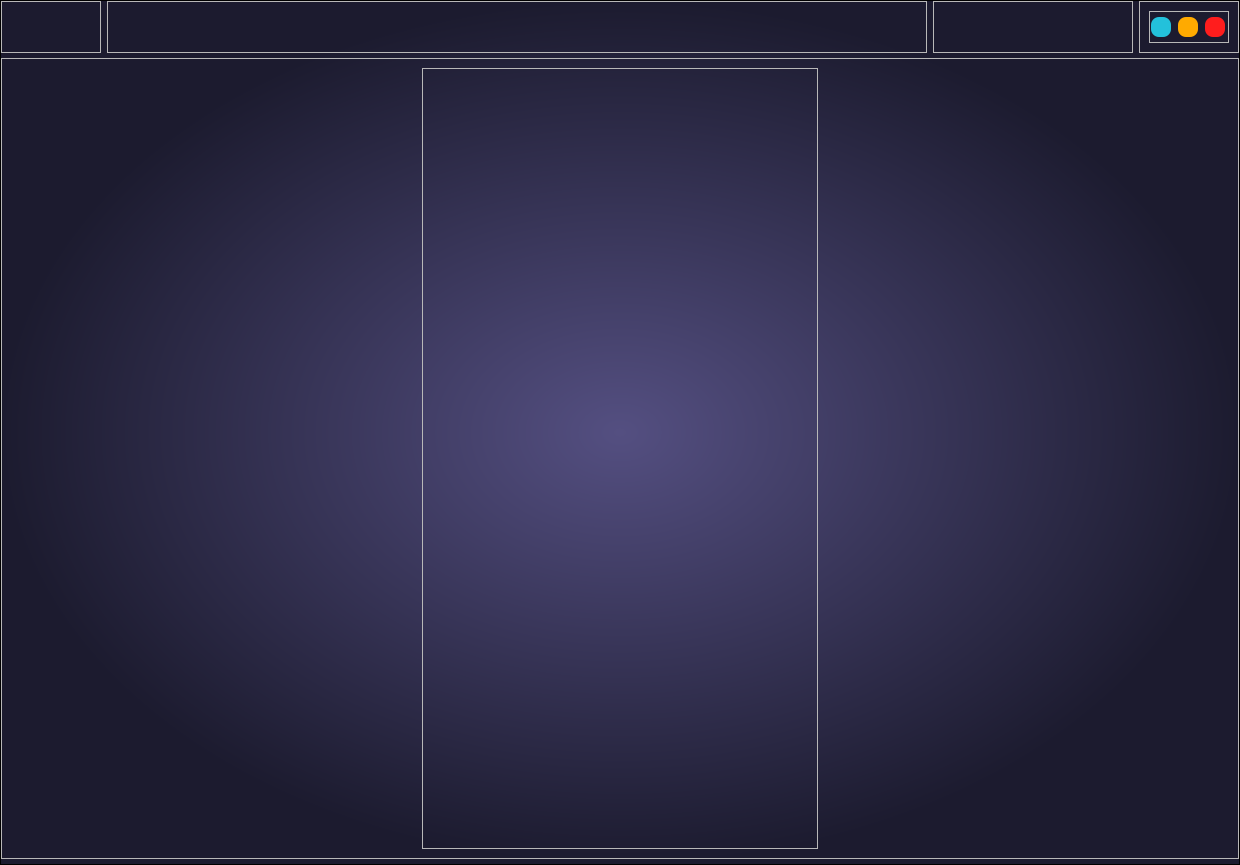
Before: the Qt Designer form AVA Files/icons/AVA.ui in Saaaaaad3/AVA, drawn with Qt 5.
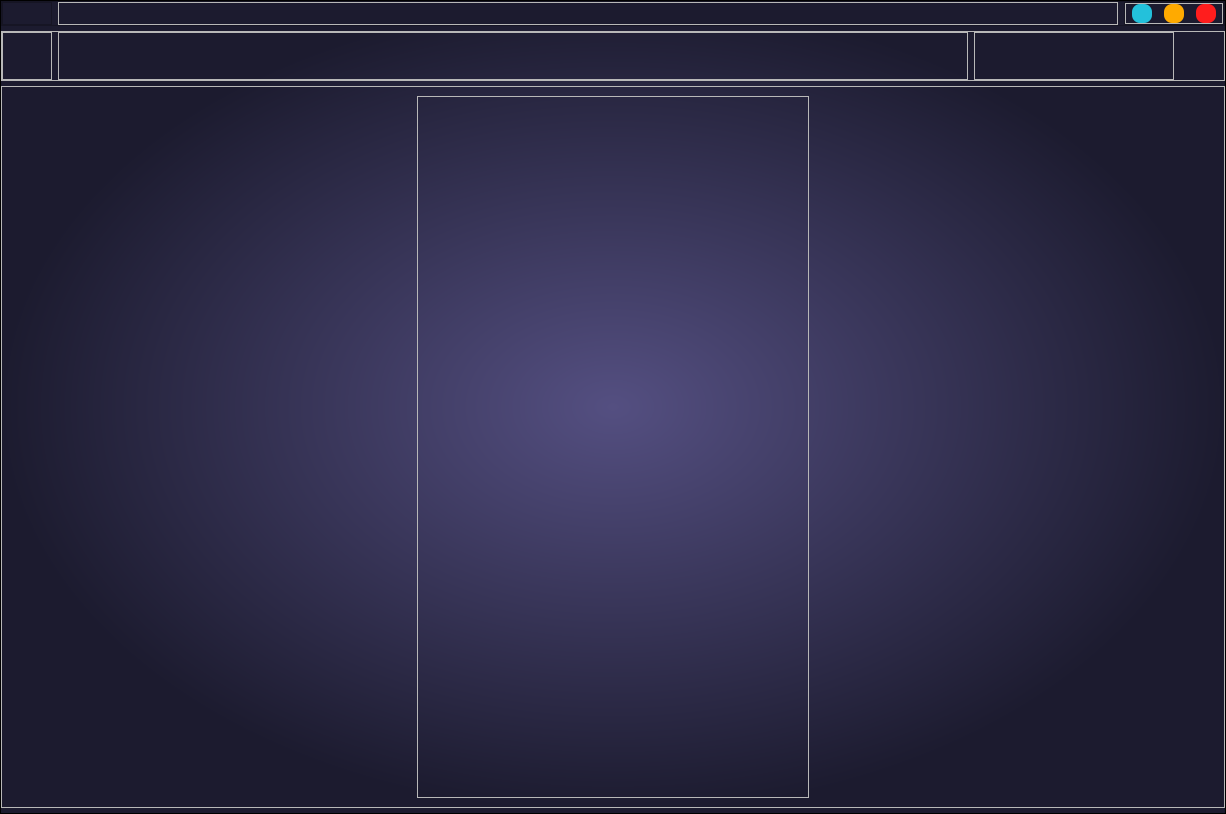
After: the same form once the commit is applied. The open tabs and pages were chosen to show the change. Icons and pictures are not drawn.

Commit message: -Added Title Bar Drag and Drop

```diff
--- a/AVA Files/icons/AVA.ui
+++ b/AVA Files/icons/AVA.ui
@@ -6,8 +6,8 @@
    <rect>
     <x>0</x>
     <y>0</y>
-    <width>1240</width>
-    <height>865</height>
+    <width>1226</width>
+    <height>814</height>
    </rect>
   </property>
   <property name="windowTitle">
@@ -57,12 +57,237 @@
        <property name="bottomMargin">
         <number>0</number>
        </property>
+       <item>
+        <widget class="QFrame" name="TitleBarFrame">
+         <property name="maximumSize">
+          <size>
+           <width>16777215</width>
+           <height>30</height>
+          </size>
+         </property>
+         <property name="styleSheet">
+          <string notr="true">background-color: rgba(28, 27, 47, 255);</string>
+         </property>
+         <property name="frameShape">
+          <enum>QFrame::StyledPanel</enum>
+         </property>
+         <property name="frameShadow">
+          <enum>QFrame::Raised</enum>
+         </property>
+         <layout class="QHBoxLayout" name="horizontalLayout_16">
+          <property name="leftMargin">
+           <number>0</number>
+          </property>
+          <property name="topMargin">
+           <number>0</number>
+          </property>
+          <property name="rightMargin">
+           <number>0</number>
+          </property>
+          <property name="bottomMargin">
+           <number>0</number>
+          </property>
+          <item>
+           <widget class="QFrame" name="frame_9">
+            <property name="maximumSize">
+             <size>
+              <width>50</width>
+              <height>16777215</height>
+             </size>
+            </property>
+            <property name="frameShape">
+             <enum>QFrame::StyledPanel</enum>
+            </property>
+            <property name="frameShadow">
+             <enum>QFrame::Raised</enum>
+            </property>
+           </widget>
+          </item>
+          <item>
+           <widget class="QFrame" name="TitleBar_Frame">
+            <property name="cursor">
+             <cursorShape>OpenHandCursor</cursorShape>
+            </property>
+            <property name="styleSheet">
+             <string notr="true">background-color : none;</string>
+            </property>
+            <property name="frameShape">
+             <enum>QFrame::StyledPanel</enum>
+            </property>
+            <property name="frameShadow">
+             <enum>QFrame::Raised</enum>
+            </property>
+           </widget>
+          </item>
+          <item>
+           <widget class="QFrame" name="Close_min">
+            <property name="maximumSize">
+             <size>
+              <width>100</width>
+              <height>16777215</height>
+             </size>
+            </property>
+            <property name="frameShape">
+             <enum>QFrame::StyledPanel</enum>
+            </property>
+            <property name="frameShadow">
+             <enum>QFrame::Raised</enum>
+            </property>
+            <layout class="QHBoxLayout" name="horizontalLayout_2">
+             <property name="spacing">
+              <number>0</number>
+             </property>
+             <property name="leftMargin">
+              <number>0</number>
+             </property>
+             <property name="topMargin">
+              <number>0</number>
+             </property>
+             <property name="rightMargin">
+              <number>0</number>
+             </property>
+             <property name="bottomMargin">
+              <number>0</number>
+             </property>
+             <item>
+              <widget class="QFrame" name="frame_btns">
+               <property name="minimumSize">
+                <size>
+                 <width>70</width>
+                 <height>0</height>
+                </size>
+               </property>
+               <property name="maximumSize">
+                <size>
+                 <width>100</width>
+                 <height>16777215</height>
+                </size>
+               </property>
+               <property name="styleSheet">
+                <string notr="true">background-color : none;</string>
+               </property>
+               <property name="frameShape">
+                <enum>QFrame::StyledPanel</enum>
+               </property>
+               <property name="frameShadow">
+                <enum>QFrame::Raised</enum>
+               </property>
+               <layout class="QHBoxLayout" name="horizontalLayout_3">
+                <property name="leftMargin">
+                 <number>0</number>
+                </property>
+                <property name="topMargin">
+                 <number>0</number>
+                </property>
+                <property name="rightMargin">
+                 <number>0</number>
+                </property>
+                <property name="bottomMargin">
+                 <number>0</number>
+                </property>
+                <item>
+                 <widget class="QPushButton" name="Minimize">
+                  <property name="minimumSize">
+                   <size>
+                    <width>19</width>
+                    <height>19</height>
+                   </size>
+                  </property>
+                  <property name="maximumSize">
+                   <size>
+                    <width>20</width>
+                    <height>20</height>
+                   </size>
+                  </property>
+                  <property name="styleSheet">
+                   <string notr="true">QPushButton{
+	border: none;
+	border-radius: 8px;
+	background-color: rgb(35, 193, 219);
+}
+QPushButton:hover{
+	background-color: rgb(0, 115, 173);
+}</string>
+                  </property>
+                  <property name="text">
+                   <string/>
+                  </property>
+                 </widget>
+                </item>
+                <item>
+                 <widget class="QPushButton" name="MaxWindowbtn">
+                  <property name="minimumSize">
+                   <size>
+                    <width>19</width>
+                    <height>19</height>
+                   </size>
+                  </property>
+                  <property name="maximumSize">
+                   <size>
+                    <width>20</width>
+                    <height>20</height>
+                   </size>
+                  </property>
+                  <property name="styleSheet">
+                   <string notr="true">QPushButton{
+	border: none;
+	border-radius: 8px;
+	background-color: rgb(255, 170, 0);
+}
+QPushButton:hover{
+	background-color: rgb(186, 124, 0);
+}</string>
+                  </property>
+                  <property name="text">
+                   <string/>
+                  </property>
+                 </widget>
+                </item>
+                <item>
+                 <widget class="QPushButton" name="closebtn">
+                  <property name="minimumSize">
+                   <size>
+                    <width>19</width>
+                    <height>19</height>
+                   </size>
+                  </property>
+                  <property name="maximumSize">
+                   <size>
+                    <width>20</width>
+                    <height>20</height>
+                   </size>
+                  </property>
+                  <property name="styleSheet">
+                   <string notr="true">QPushButton{
+	border: none;
+	border-radius: 8px;
+	background-color: rgb(255, 29, 29);
+}
+QPushButton:hover{
+	
+	background-color: rgb(212, 24, 24);
+}</string>
+                  </property>
+                  <property name="text">
+                   <string/>
+                  </property>
+                 </widget>
+                </item>
+               </layout>
+              </widget>
+             </item>
+            </layout>
+           </widget>
+          </item>
+         </layout>
+        </widget>
+       </item>
        <item>
         <widget class="QFrame" name="Uppe_Frame">
          <property name="maximumSize">
           <size>
            <width>16777215</width>
-           <height>80</height>
+           <height>50</height>
           </size>
          </property>
          <property name="styleSheet">
@@ -89,11 +314,32 @@
            <number>0</number>
           </property>
           <item>
-           <widget class="QFrame" name="Upper_Logo">
+           <widget class="QFrame" name="Upper_Btns">
+            <property name="frameShape">
+             <enum>QFrame::StyledPanel</enum>
+            </property>
+            <property name="frameShadow">
+             <enum>QFrame::Raised</enum>
+            </property>
+            <layout class="QHBoxLayout" name="horizontalLayout_4">
+             <property name="leftMargin">
+              <number>0</number>
+             </property>
+             <property name="topMargin">
+              <number>0</number>
+             </property>
+             <property name="rightMargin">
+              <number>50</number>
+             </property>
+             <property name="bottomMargin">
+              <number>0</number>
+             </property>
+             <item>
+              <widget class="QFrame" name="Logocontainer">
             <property name="maximumSize">
              <size>
-              <width>100</width>
-              <height>16777215</height>
+                 <width>50</width>
+                 <height>50</height>
              </size>
             </property>
             <property name="frameShape">
@@ -103,21 +349,39 @@
              <enum>QFrame::Raised</enum>
             </property>
             <layout class="QHBoxLayout" name="horizontalLayout_5">
+                <property name="leftMargin">
+                 <number>0</number>
+                </property>
+                <property name="topMargin">
+                 <number>0</number>
+                </property>
+                <property name="rightMargin">
+                 <number>0</number>
+                </property>
+                <property name="bottomMargin">
+                 <number>0</number>
+                </property>
              <item>
               <widget class="QLabel" name="label">
                <property name="maximumSize">
                 <size>
-                 <width>70</width>
-                 <height>16777215</height>
+                    <width>35</width>
+                    <height>30</height>
+                   </size>
+                  </property>
+                  <property name="baseSize">
+                   <size>
+                    <width>0</width>
+                    <height>6</height>
                 </size>
                </property>
                <property name="font">
                 <font>
-                 <pointsize>17</pointsize>
+                    <pointsize>5</pointsize>
                 </font>
                </property>
                <property name="styleSheet">
-                <string notr="true">color: white</string>
+                   <string notr="true">background-color : none;</string>
                </property>
                <property name="text">
                 <string/>
@@ -129,7 +393,7 @@
                 <bool>true</bool>
                </property>
                <property name="alignment">
-                <set>Qt::AlignCenter</set>
+                   <set>Qt::AlignLeading|Qt::AlignLeft|Qt::AlignVCenter</set>
                </property>
                <property name="wordWrap">
                 <bool>false</bool>
@@ -143,14 +407,14 @@
            </widget>
           </item>
           <item>
-           <widget class="QFrame" name="Upper_Btns">
+              <widget class="QFrame" name="MenuBtns">
             <property name="frameShape">
              <enum>QFrame::StyledPanel</enum>
             </property>
             <property name="frameShadow">
              <enum>QFrame::Raised</enum>
             </property>
-            <layout class="QHBoxLayout" name="horizontalLayout_4">
+               <layout class="QHBoxLayout" name="horizontalLayout_18">
              <property name="leftMargin">
               <number>0</number>
              </property>
@@ -158,7 +422,7 @@
               <number>0</number>
              </property>
              <property name="rightMargin">
-              <number>50</number>
+                 <number>0</number>
              </property>
              <property name="bottomMargin">
               <number>0</number>
@@ -433,7 +697,7 @@
            </widget>
           </item>
           <item>
-           <widget class="QFrame" name="Upperframe_spacer">
+              <widget class="QFrame" name="frame_10">
             <property name="maximumSize">
              <size>
               <width>200</width>
@@ -447,14 +711,29 @@
              <enum>QFrame::Raised</enum>
             </property>
             <layout class="QHBoxLayout" name="horizontalLayout_6">
+                <property name="leftMargin">
+                 <number>0</number>
+                </property>
+                <property name="topMargin">
+                 <number>0</number>
+                </property>
+                <property name="rightMargin">
+                 <number>0</number>
+                </property>
+                <property name="bottomMargin">
+                 <number>0</number>
+                </property>
              <item>
               <spacer name="horizontalSpacer">
                <property name="orientation">
                 <enum>Qt::Horizontal</enum>
                </property>
+                  <property name="sizeType">
+                   <enum>QSizePolicy::Minimum</enum>
+                  </property>
                <property name="sizeHint" stdset="0">
                 <size>
-                 <width>173</width>
+                    <width>195</width>
                  <height>20</height>
                 </size>
                </property>
@@ -463,145 +742,6 @@
             </layout>
            </widget>
           </item>
-          <item>
-           <widget class="QFrame" name="Close_min">
-            <property name="maximumSize">
-             <size>
-              <width>100</width>
-              <height>16777215</height>
-             </size>
-            </property>
-            <property name="frameShape">
-             <enum>QFrame::StyledPanel</enum>
-            </property>
-            <property name="frameShadow">
-             <enum>QFrame::Raised</enum>
-            </property>
-            <layout class="QHBoxLayout" name="horizontalLayout_2">
-             <item>
-              <widget class="QFrame" name="frame_btns">
-               <property name="minimumSize">
-                <size>
-                 <width>70</width>
-                 <height>0</height>
-                </size>
-               </property>
-               <property name="maximumSize">
-                <size>
-                 <width>100</width>
-                 <height>16777215</height>
-                </size>
-               </property>
-               <property name="frameShape">
-                <enum>QFrame::StyledPanel</enum>
-               </property>
-               <property name="frameShadow">
-                <enum>QFrame::Raised</enum>
-               </property>
-               <layout class="QHBoxLayout" name="horizontalLayout_3">
-                <property name="leftMargin">
-                 <number>0</number>
-                </property>
-                <property name="topMargin">
-                 <number>0</number>
-                </property>
-                <property name="rightMargin">
-                 <number>0</number>
-                </property>
-                <property name="bottomMargin">
-                 <number>0</number>
-                </property>
-                <item>
-                 <widget class="QPushButton" name="Minimize">
-                  <property name="minimumSize">
-                   <size>
-                    <width>19</width>
-                    <height>19</height>
-                   </size>
-                  </property>
-                  <property name="maximumSize">
-                   <size>
-                    <width>20</width>
-                    <height>20</height>
-                   </size>
-                  </property>
-                  <property name="styleSheet">
-                   <string notr="true">QPushButton{
-	border: none;
-	border-radius: 8px;
-	background-color: rgb(35, 193, 219);
-}
-QPushButton:hover{
-	background-color: rgb(0, 115, 173);
-}</string>
-                  </property>
-                  <property name="text">
-                   <string/>
-                  </property>
-                 </widget>
-                </item>
-                <item>
-                 <widget class="QPushButton" name="MaxWindowbtn">
-                  <property name="minimumSize">
-                   <size>
-                    <width>19</width>
-                    <height>19</height>
-                   </size>
-                  </property>
-                  <property name="maximumSize">
-                   <size>
-                    <width>20</width>
-                    <height>20</height>
-                   </size>
-                  </property>
-                  <property name="styleSheet">
-                   <string notr="true">QPushButton{
-	border: none;
-	border-radius: 8px;
-	background-color: rgb(255, 170, 0);
-}
-QPushButton:hover{
-	background-color: rgb(186, 124, 0);
-}</string>
-                  </property>
-                  <property name="text">
-                   <string/>
-                  </property>
-                 </widget>
-                </item>
-                <item>
-                 <widget class="QPushButton" name="closebtn">
-                  <property name="minimumSize">
-                   <size>
-                    <width>19</width>
-                    <height>19</height>
-                   </size>
-                  </property>
-                  <property name="maximumSize">
-                   <size>
-                    <width>20</width>
-                    <height>20</height>
-                   </size>
-                  </property>
-                  <property name="styleSheet">
-                   <string notr="true">QPushButton{
-	border: none;
-	border-radius: 8px;
-	background-color: rgb(255, 29, 29);
-}
-QPushButton:hover{
-	
-	background-color: rgb(212, 24, 24);
-}</string>
-                  </property>
-                  <property name="text">
-                   <string/>
-                  </property>
-                 </widget>
-                </item>
-               </layout>
-              </widget>
-             </item>
             </layout>
            </widget>
           </item>
```
Left out of the diff: 20 changed lines with no effect on the pictures. Lines whose indentation alone changed are shown as unchanged. The commit also changes 31 other files.
